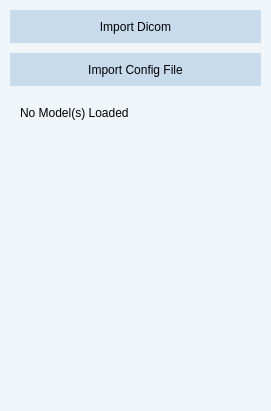
Old version of the form src/windows/ui/import_view.ui in the repository brachify/brachify.
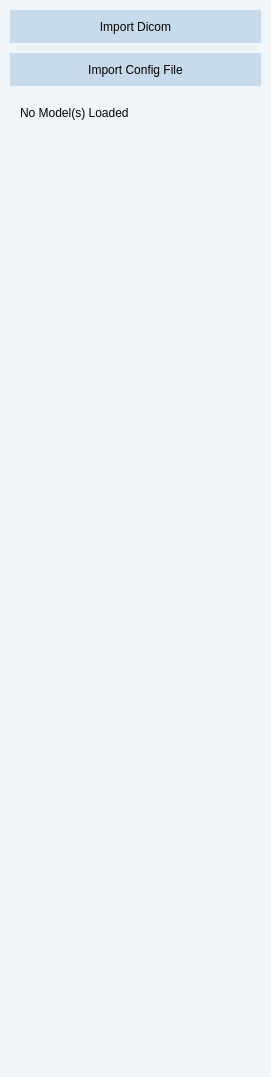
New version of the form.

Diff of the .ui file:
```diff
--- a/src/windows/ui/import_view.ui
+++ b/src/windows/ui/import_view.ui
@@ -7,7 +7,7 @@
     <x>0</x>
     <y>0</y>
     <width>271</width>
-    <height>411</height>
+    <height>1077</height>
    </rect>
   </property>
   <property name="windowTitle">
@@ -22,7 +22,7 @@
      <x>0</x>
      <y>0</y>
      <width>271</width>
-     <height>411</height>
+     <height>1081</height>
     </rect>
    </property>
    <layout class="QVBoxLayout" name="verticalLayout">
```
